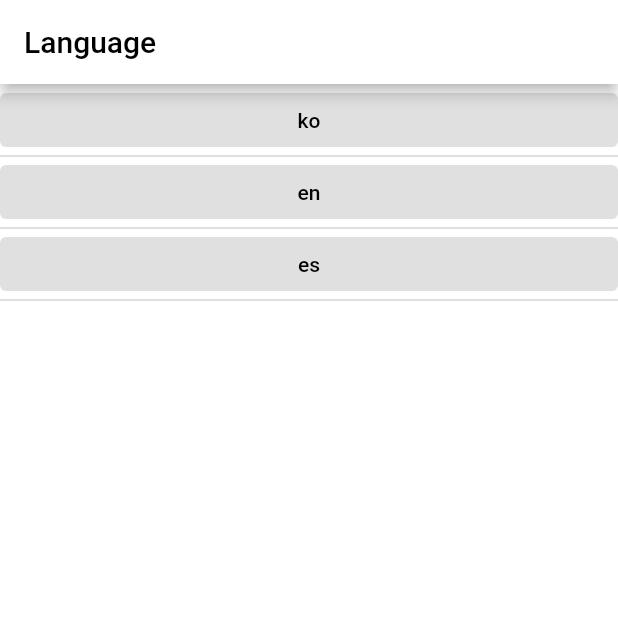
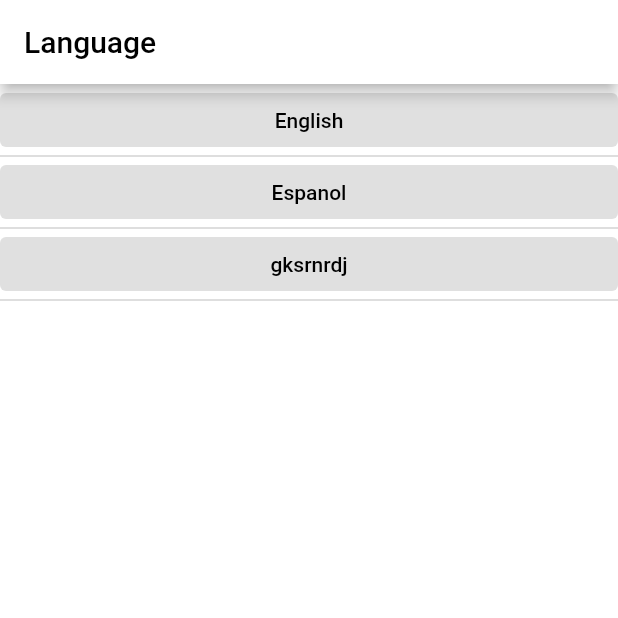
Before and after one commit to krapjost/non, a Flutter app: the LanguagePage screen opened by its route, on a phone screen of 412 x 824 dp, the top half of it. Run offline on Flutter 3.47's test engine with Material 2 defaults, Android fonts, the phone set to English and light mode, and no system bars; our stand-ins replace firebase_auth, flutter_hooks, flutter_riverpod, go_router, google_fonts, hive and 3 more; accounts and stored records are empty.

Commit message:
change name and logo

```diff
--- a/app/lib/controllers/locale.dart
+++ b/app/lib/controllers/locale.dart
@@ -1,5 +1,5 @@
 import 'package:flutter/material.dart';
-import 'package:gaji/db/local.dart';
+import 'package:non/db/local.dart';
 import 'package:hooks_riverpod/hooks_riverpod.dart';
 
 //** LOCALE CONTROLLER */
--- a/app/lib/controllers/theme.dart
+++ b/app/lib/controllers/theme.dart
@@ -1,7 +1,7 @@
 import 'package:flutter/material.dart';
-import 'package:gaji/db/local.dart';
+import 'package:non/db/local.dart';
 import 'package:hooks_riverpod/hooks_riverpod.dart';
-import 'package:gaji/common/theme.dart';
+import 'package:non/common/theme.dart';
 
 //** THEME CONTROLLER */
 final themeController = ChangeNotifierProvider<ThemeController>(
--- a/app/lib/controllers/todo.dart
+++ b/app/lib/controllers/todo.dart
@@ -1,6 +1,6 @@
 import 'package:flutter/material.dart';
-import 'package:gaji/db/local.dart';
-import 'package:gaji/models/todo.dart';
+import 'package:non/db/local.dart';
+import 'package:non/models/todo.dart';
 import 'package:uuid/uuid.dart';
 import 'package:hooks_riverpod/hooks_riverpod.dart';
 
--- a/app/lib/db/local.dart
+++ b/app/lib/db/local.dart
@@ -1,7 +1,7 @@
 import 'package:flutter_riverpod/flutter_riverpod.dart';
-import 'package:gaji/i18n/strings.g.dart';
+import 'package:non/i18n/strings.g.dart';
 import 'package:hive_flutter/hive_flutter.dart';
-import 'package:gaji/models/todo.dart';
+import 'package:non/models/todo.dart';
 import 'package:uuid/uuid.dart';
 
 const _uuid = Uuid();
@@ -42,7 +42,7 @@ class HiveDB {
     if (todoBox.values.isEmpty) {
       final Todo initialTodo = Todo()
         ..id = _uuid.v4()
-        ..description = "👋 Hello, welcome to Gaji Todo"
+        ..description = "👋 Hello, welcome to non Todo"
         ..date = DateTime.now();
 
       await todoBox.put(initialTodo.id, initialTodo);
--- a/app/lib/ui/pages/calenderPage.dart
+++ b/app/lib/ui/pages/calenderPage.dart
@@ -1,4 +1,4 @@
-import 'package:gaji/i18n/strings.g.dart';
+import 'package:non/i18n/strings.g.dart';
 import 'package:hooks_riverpod/hooks_riverpod.dart';
 import 'package:flutter/material.dart';
 
--- a/app/lib/ui/pages/historyPage.dart
+++ b/app/lib/ui/pages/historyPage.dart
@@ -1,6 +1,6 @@
 import 'package:flutter/material.dart';
 import 'package:hooks_riverpod/hooks_riverpod.dart';
-import 'package:gaji/controllers/todo.dart';
+import 'package:non/controllers/todo.dart';
 
 class HistoryPage extends HookConsumerWidget {
   const HistoryPage({Key? key}) : super(key: key);
--- a/app/lib/ui/pages/settingPage.dart
+++ b/app/lib/ui/pages/settingPage.dart
@@ -1,5 +1,5 @@
 import 'package:flutter/material.dart';
-import 'package:gaji/i18n/strings.g.dart';
+import 'package:non/i18n/strings.g.dart';
 import 'package:go_router/go_router.dart';
 import 'package:hooks_riverpod/hooks_riverpod.dart';
 import 'package:line_icons/line_icons.dart';
--- a/app/lib/ui/pages/settings/languagePage.dart
+++ b/app/lib/ui/pages/settings/languagePage.dart
@@ -1,13 +1,19 @@
 import 'package:flutter/material.dart';
-import 'package:gaji/controllers/locale.dart';
-import 'package:gaji/i18n/strings.g.dart';
+import 'package:flutter_localizations/flutter_localizations.dart'
+    show kMaterialSupportedLanguages;
+import 'package:non/controllers/locale.dart';
+import 'package:non/i18n/strings.g.dart';
 import 'package:hooks_riverpod/hooks_riverpod.dart';
 
-final List<String> locales = [
-  "ko",
-  "en",
-  "es",
-];
+const Map<String, String> localeMap = {
+  "en": "English",
+  "es": "Espanol",
+  "ko": "gksrnrdj",
+};
+
+getLocalLangName(String locale) {
+  return localeMap[locale];
+}
 
 class LanguagePage extends ConsumerWidget {
   const LanguagePage({Key? key}) : super(key: key);
@@ -15,21 +21,23 @@ class LanguagePage extends ConsumerWidget {
   @override
   Widget build(BuildContext context, WidgetRef ref) {
     final t = Translations.of(context);
+    const List<AppLocale> l = AppLocale.values;
 
     return Scaffold(
       appBar: AppBar(title: Text(t.language)),
       body: ListView.builder(
-        itemCount: locales.length,
+        itemCount: l.length,
         itemBuilder: (BuildContext context, int index) {
+          final String n = l[index].languageTag;
           return Column(
             children: [
               SizedBox(
                 width: double.infinity,
                 child: TextButton(
                     onPressed: () {
-                      ref.read(localeController.notifier).save(locales[index]);
+                      ref.read(localeController.notifier).save(n);
                     },
-                    child: Text(locales[index])),
+                    child: Text(getLocalLangName(n))),
               ),
               const Divider(),
             ],
@@ -39,3 +47,165 @@ class LanguagePage extends ConsumerWidget {
     );
   }
 }
+
+
+/**/
+/* class Locales { */
+/* af */
+/* /* - Afrikaans */ */
+/* am  */
+/* /* Amharic */ */
+/* ar  */
+/* /* - Arabic */ */
+/* as  */
+/* /* - Assamese */ */
+/* az  */
+/* /* - Azerbaijani */ */
+/* be  */
+/* /* - Belarusian */ */
+/* bg  */
+/* /* - Bulgarian */ */
+/* bn  */
+/* /* - Bengali Bangla */ */
+/* bs  */
+/* /* - Bosnian */ */
+/* ca  */
+/* /* - Catalan Valencian */ */
+/* cs  */
+/* /* - Czech */ */
+/* da  */
+/* /* - Danish */ */
+/* de  */
+/* /* - German (plus one country variation) */ */
+/* el  */
+/* /* - Modern Greek */ */
+/* en  */
+/* /* - English (plus 8 country variations) */ */
+/* es  */
+/* /* - Spanish Castilian (plus 20 country variations) */ */
+/* et  */
+/* /* - Estonian */ */
+/* eu  */
+/* /* - Basque */ */
+/* fa  */
+/* /* - Persian */ */
+/* fi  */
+/* /* - Finnish */ */
+/* fil  */
+/* /* - Filipino Pilipino */ */
+/* fr  */
+/* /* - French (plus one country variation) */ */
+/* gl  */
+/* /* - Galician */ */
+/* gsw  */
+/* /* - Swiss German Alemannic Alsatian */ */
+/* gu  */
+/* /* - Gujarati */ */
+/* he  */
+/* /* - Hebrew */ */
+/* hi  */
+/* /* - Hindi */ */
+/* hr  */
+/* /* - Croatian */ */
+/* hu  */
+/* /* - Hungarian */ */
+/* hy  */
+/* /* - Armenian */ */
+/* id  */
+/* /* - Indonesian */ */
+/* is  */
+/* /* - Icelandic */ */
+/* it  */
+/* /* - Italian */ */
+/* ja  */
+/* /* - Japanese */ */
+/* ka  */
+/* /* - Georgian */ */
+/* kk  */
+/* /* - Kazakh */ */
+/* km  */
+/* /* - Khmer Central Khmer */ */
+/* kn  */
+/* /* - Kannada */ */
+/* ko  */
+/* /* - Korean */ */
+/* ky  */
+/* /* - Kirghiz Kyrgyz */ */
+/* lo  */
+/* /* - Lao */ */
+/* lt  */
+/* /* - Lithuanian */ */
+/* lv  */
+/* /* - Latvian */ */
+/* mk  */
+/* /* - Macedonian */ */
+/* ml  */
+/* /* - Malayalam */ */
+/* mn  */
+/* /* - Mongolian */ */
+/* mr  */
+/* /* - Marathi */ */
+/* ms  */
+/* /* - Malay */ */
+/* my  */
+/* /* - Burmese */ */
+/* nb  */
+/* /* - Norwegian Bokmål */ */
+/* ne  */
+/* /* - Nepali */ */
+/* nl  */
+/* /* - Dutch Flemish */ */
+/* no  */
+/* /* - Norwegian */ */
+/* or  */
+/* /* - Oriya */ */
+/* pa  */
+/* /* - Panjabi Punjabi */ */
+/* pl  */
+/* /* - Polish */ */
+/* ps  */
+/* /* - Pushto Pashto */ */
+/* pt  */
+/* /* - Portuguese (plus one country variation) */ */
+/* ro  */
+/* /* - Romanian Moldavian Moldovan */ */
+/* ru  */
+/* /* - Russian */ */
+/* si  */
+/* /* - Sinhala Sinhalese */ */
+/* sk  */
+/* /* - Slovak */ */
+/* sl  */
+/* /* - Slovenian */ */
+/* sq  */
+/* /* - Albanian */ */
+/* sr  */
+/* /* - Serbian (plus 2 scripts) */ */
+/* sv  */
+/* /* - Swedish */ */
+/* sw  */
+/* /* - Swahili */ */
+/* ta  */
+/* /* - Tamil */ */
+/* te  */
+/* /* - Telugu */ */
+/* th  */
+/* /* - Thai */ */
+/* tl  */
+/* /* - Tagalog */ */
+/* tr  */
+/* /* - Turkish */ */
+/* uk  */
+/* /* - Ukrainian */ */
+/* ur  */
+/* /* - Urdu */ */
+/* uz  */
+/* /* - Uzbek */ */
+/* vi  */
+/* /* - Vietnamese */ */
+/* zh  */
+/* /* - Chinese (plus 2 country variations and 2 scripts) */ */
+/* zu  */
+/* /* - Zulu */ */
+/*   } */
+/*    */
--- a/app/lib/ui/pages/settings/themePage.dart
+++ b/app/lib/ui/pages/settings/themePage.dart
@@ -1,7 +1,7 @@
 import 'package:flutter/material.dart';
 import 'package:flutter_hooks/flutter_hooks.dart';
-import 'package:gaji/controllers/theme.dart';
-import 'package:gaji/i18n/strings.g.dart';
+import 'package:non/controllers/theme.dart';
+import 'package:non/i18n/strings.g.dart';
 import 'package:hooks_riverpod/hooks_riverpod.dart';
 import 'package:line_icons/line_icons.dart';
 
--- a/app/lib/ui/pages/timerPage.dart
+++ b/app/lib/ui/pages/timerPage.dart
@@ -1,7 +1,7 @@
 import 'package:flutter/material.dart';
 import 'package:flutter_hooks/flutter_hooks.dart';
-import 'package:gaji/controllers/todo.dart';
-import 'package:gaji/i18n/strings.g.dart';
+import 'package:non/controllers/todo.dart';
+import 'package:non/i18n/strings.g.dart';
 import 'package:hooks_riverpod/hooks_riverpod.dart';
 import 'package:go_router/go_router.dart';
 import 'dart:ui' as ui;
--- a/app/lib/ui/pages/todo/todoTab.dart
+++ b/app/lib/ui/pages/todo/todoTab.dart
@@ -1,8 +1,8 @@
 import 'dart:ui';
-import 'package:gaji/provider/state.dart';
+import 'package:non/provider/state.dart';
 import 'package:hooks_riverpod/hooks_riverpod.dart';
 import 'package:flutter/material.dart';
-import 'package:gaji/ui/widgets/todoListWidget.dart';
+import 'package:non/ui/widgets/todoListWidget.dart';
 
 class TodoTab extends ConsumerWidget {
   const TodoTab({Key? key, required this.todoFor}) : super(key: key);
--- a/app/lib/ui/pages/todoPage.dart
+++ b/app/lib/ui/pages/todoPage.dart
@@ -1,10 +1,10 @@
-import 'package:gaji/i18n/strings.g.dart';
+import 'package:non/i18n/strings.g.dart';
 import 'package:go_router/go_router.dart';
 import 'package:hooks_riverpod/hooks_riverpod.dart';
 import 'package:flutter/material.dart';
-import 'package:gaji/ui/pages/todo/todoTab.dart';
+import 'package:non/ui/pages/todo/todoTab.dart';
 import 'package:intl/intl.dart';
-import 'package:gaji/ui/widgets/addTodoInputWidget.dart';
+import 'package:non/ui/widgets/addTodoInputWidget.dart';
 import 'package:line_icons/line_icons.dart';
 
 class TodoPage extends ConsumerWidget {
--- a/app/lib/ui/widgets/addTodoInputWidget.dart
+++ b/app/lib/ui/widgets/addTodoInputWidget.dart
@@ -1,12 +1,12 @@
 import 'package:flutter/foundation.dart';
 import 'package:flutter/material.dart';
 import 'package:flutter_hooks/flutter_hooks.dart';
-import 'package:gaji/i18n/strings.g.dart';
+import 'package:non/i18n/strings.g.dart';
 import 'package:hooks_riverpod/hooks_riverpod.dart';
 import 'package:line_icons/line_icons.dart';
 
-import 'package:gaji/controllers/todo.dart';
-import 'package:gaji/provider/state.dart';
+import 'package:non/controllers/todo.dart';
+import 'package:non/provider/state.dart';
 
 final addTodoKey = UniqueKey();
 
--- a/app/lib/ui/widgets/todoListWidget.dart
+++ b/app/lib/ui/widgets/todoListWidget.dart
@@ -2,8 +2,8 @@ import 'package:flutter/material.dart';
 import 'package:go_router/go_router.dart';
 import 'package:hooks_riverpod/hooks_riverpod.dart';
 
-import 'package:gaji/controllers/todo.dart';
-import 'package:gaji/models/todo.dart';
+import 'package:non/controllers/todo.dart';
+import 'package:non/models/todo.dart';
 
 class Toolbar extends ConsumerWidget {
   const Toolbar({Key? key, required this.isTodayWidget}) : super(key: key);
```
Also changed, not shown: app/lib/main.dart (+5 -22 lines), app/lib/ui/pages/homePage.dart (+4 -4 lines), app/lib/ui/router.dart (+7 -7 lines), app/pubspec.yaml (+2 -8 lines), app/pubspec.lock, 59 other files.
